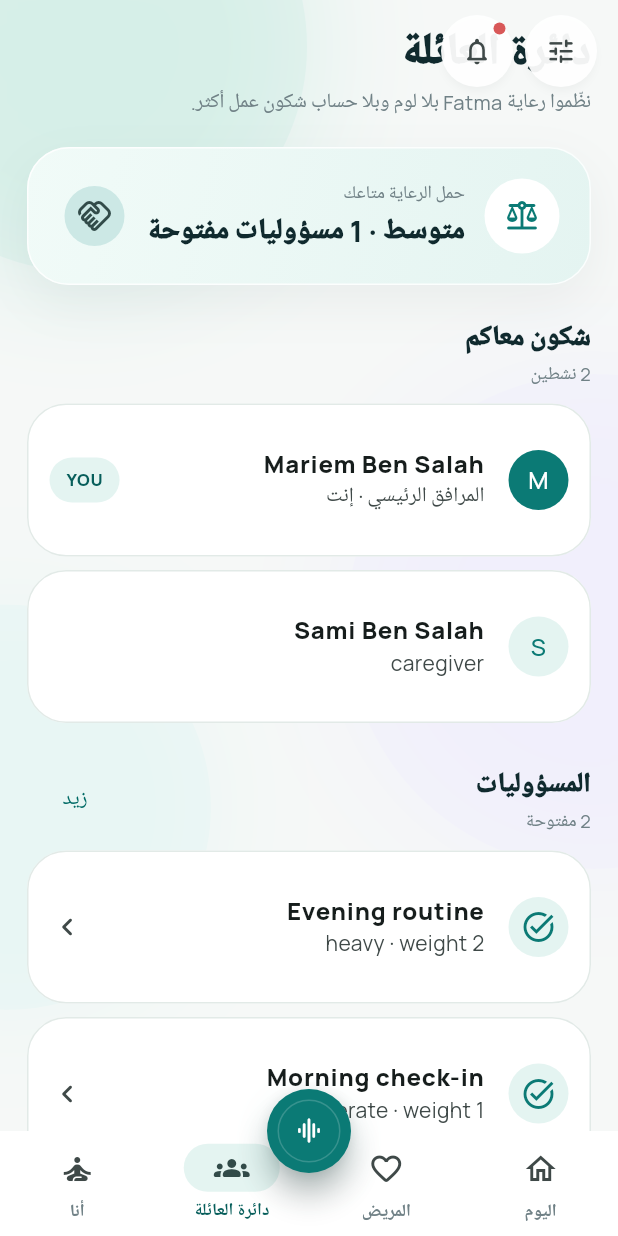
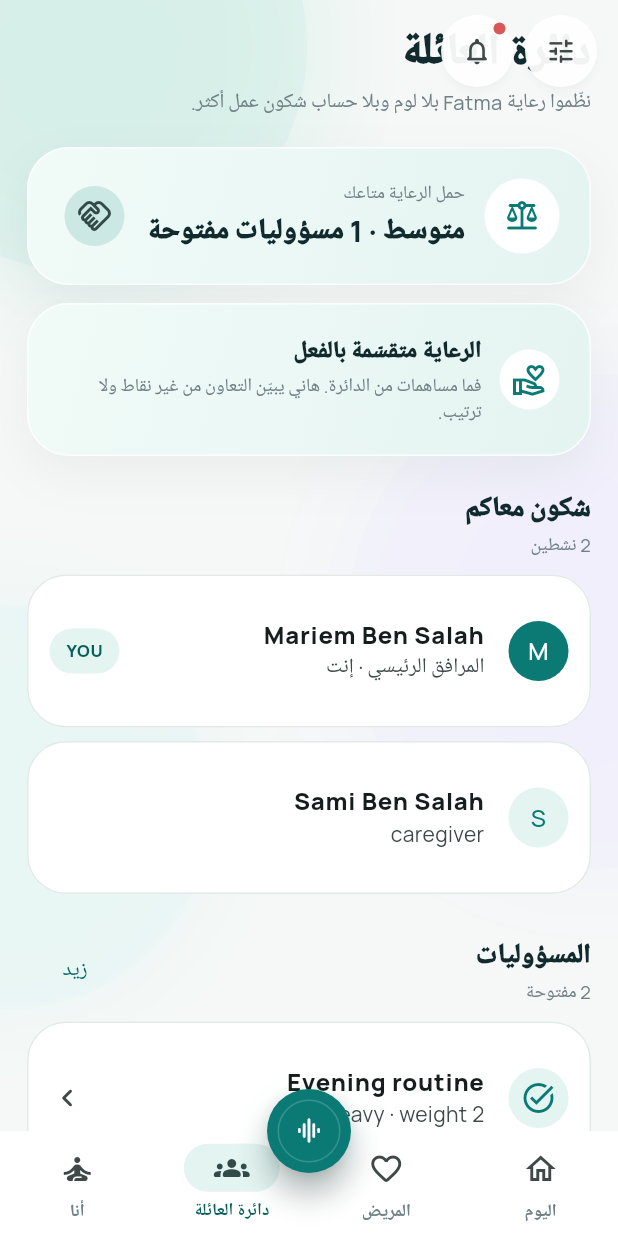
Before and after one commit to Ahmed-Braiek/hani-maak, a Flutter app: the CareCircleScreen screen opened by its route, on a phone screen of 412 x 824 dp. Run offline on Flutter 3.47's test engine with Material 3 defaults, Android fonts, the phone set to English and light mode, and no system bars; our stand-ins replace flutter_riverpod, go_router, google_fonts, supabase_flutter, web; missing offline and left inert: dart:js_interop, record; accounts and stored records are empty; network calls fail.

Commit message:
Show positive shared care and neutral friction cues

```diff
--- a/apps/mobile/lib/features/care_circle/care_circle_screen.dart
+++ b/apps/mobile/lib/features/care_circle/care_circle_screen.dart
@@ -444,6 +444,16 @@ class _CareCircleScreenState extends ConsumerState<CareCircleScreen> {
           0,
           (sum, task) => sum + haniTaskLoadScore(task),
         );
+        final sharedContributions = data.tasks.where((task) {
+          final assignee = task['assigned_to_profile_id']?.toString();
+          final status = task['status']?.toString();
+          return assignee != null &&
+              assignee != ownId &&
+              {'accepted', 'in_progress', 'completed'}.contains(status);
+        }).length;
+        final declinedOutgoing = data.outgoingTaskRequests
+            .where((request) => request['status'] == 'declined')
+            .length;
         final loadBand = haniLoadBand(weight);
         final load = loadBand == 'heavy'
             ? t(language, 'ثقيل', 'مرتفع', 'Heavy', 'Élevée')
@@ -542,6 +552,98 @@ class _CareCircleScreenState extends ConsumerState<CareCircleScreen> {
                   ),
                 ),
               ),
+              if (sharedContributions > 0) ...[
+                const SizedBox(height: 12),
+                HaniAnimatedEntrance(
+                  delay: const Duration(milliseconds: 110),
+                  child: HaniGradientCard(
+                    gradient: HaniGradients.soft,
+                    child: Row(
+                      children: [
+                        const CircleAvatar(
+                          backgroundColor: Colors.white,
+                          child: Icon(
+                            Icons.volunteer_activism_outlined,
+                            color: HaniColors.primary,
+                          ),
+                        ),
+                        const SizedBox(width: 12),
+                        Expanded(
+                          child: Column(
+                            crossAxisAlignment: CrossAxisAlignment.start,
+                            children: [
+                              Text(
+                                t(
+                                  language,
+                                  'الرعاية متقسّمة بالفعل',
+                                  'الرعاية موزعة بالفعل',
+                                  'Care is already being shared',
+                                  'La prise en charge est déjà partagée',
+                                ),
+                                style: const TextStyle(
+                                  fontWeight: FontWeight.w900,
+                                  fontSize: 15.5,
+                                ),
+                              ),
+                              const SizedBox(height: 4),
+                              Text(
+                                t(
+                                  language,
+                                  'فما مساهمات من الدائرة. هاني يبيّن التعاون من غير نقاط ولا ترتيب.',
+                                  'هناك مساهمات من دائرة الرعاية. يعرض هاني التعاون دون نقاط أو ترتيب.',
+                                  'Your circle is already carrying part of the care. Hani keeps that visible without scores or rankings.',
+                                  'Votre cercle porte déjà une partie des soins. Hani rend cette contribution visible sans score ni classement.',
+                                ),
+                                style: const TextStyle(
+                                  color: HaniColors.muted,
+                                  height: 1.35,
+                                  fontSize: 12.3,
+                                ),
+                              ),
+                            ],
+                          ),
+                        ),
+                      ],
+                    ),
+                  ),
+                ),
+              ],
+              if (declinedOutgoing >= 2) ...[
+                const SizedBox(height: 12),
+                HaniGradientCard(
+                  gradient: HaniGradients.wellbeing,
+                  onTap: () => context.push('/hani'),
+                  child: Row(
+                    crossAxisAlignment: CrossAxisAlignment.start,
+                    children: [
+                      const CircleAvatar(
+                        backgroundColor: Colors.white,
+                        child: Icon(
+                          Icons.forum_outlined,
+                          color: HaniColors.warning,
+                        ),
+                      ),
+                      const SizedBox(width: 12),
+                      Expanded(
+                        child: Text(
+                          t(
+                            language,
+                            'صار أكثر من رفض لطلبات المساعدة. هاني ينجم يعاونك تلقى بديل أو تحضّر حوار عائلي محايد.',
+                            'تكررت بعض حالات رفض طلبات المساعدة. يمكن لهاني مساعدتك في إيجاد بديل أو التحضير لحوار عائلي محايد.',
+                            'A few help requests were declined. Hani can help find an alternative or prepare a neutral family conversation.',
+                            'Plusieurs demandes ont été refusées. Hani peut aider à trouver une alternative ou préparer une discussion familiale neutre.',
+                          ),
+                          style: const TextStyle(
+                            fontWeight: FontWeight.w800,
+                            height: 1.4,
+                          ),
+                        ),
+                      ),
+                      const Icon(Icons.chevron_right_rounded),
+                    ],
+                  ),
+                ),
+              ],
               if (data.incomingTaskRequests.isNotEmpty) ...[
                 const SizedBox(height: 24),
                 HaniSectionHeader(
```
